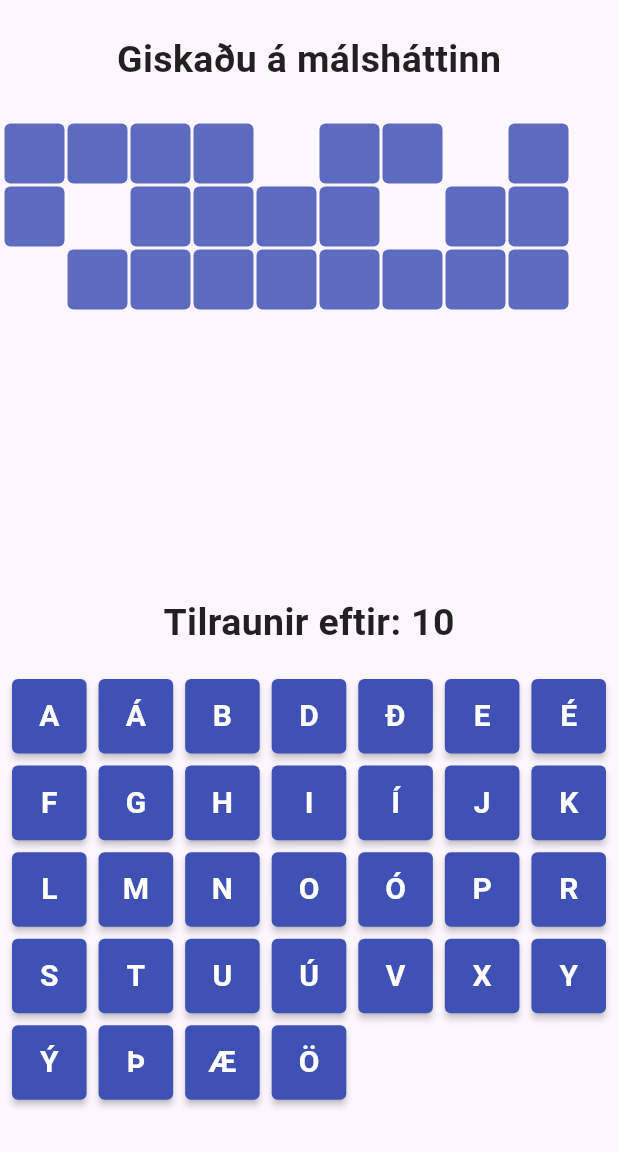
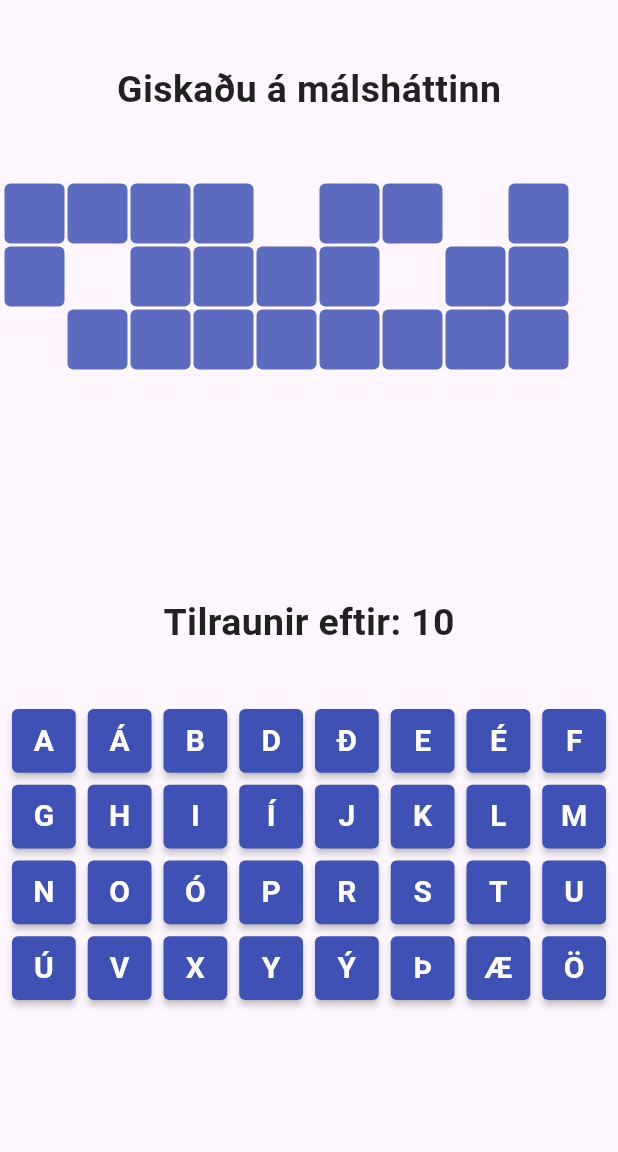
Before and after one commit to OSE-ICE/hangman_ose, a Flutter app: the ProverbScreen screen opened directly, on a phone screen of 412 x 824 dp, the part 84-1236 px from its top. Run offline on Flutter 3.47's test engine with Material 3 defaults, Android fonts, the phone set to English and light mode, and no system bars; our stand-ins replace google_fonts.

Commit message:
lagaði code til að passa betur fyrir minni síma

```diff
--- a/lib/gameScreen.dart
+++ b/lib/gameScreen.dart
@@ -59,7 +59,7 @@
             mainText("Tilraunir eftir: ${Game.lives - Game.tries}"),
             SizedBox(
               width: double.infinity,
-              height: 250,
+              height: 240,
               child: GridView.count(
                 crossAxisCount: 8,
                 mainAxisSpacing: 7.0,
--- a/lib/proverbs.dart
+++ b/lib/proverbs.dart
@@ -35,7 +35,7 @@
               padding: const EdgeInsets.all(3),
               child: SizedBox(
                 width: double.infinity,
-                height: 300,
+                height: 240,
                 child: Wrap(
                   spacing: 2,
                   runSpacing: 2,
@@ -47,9 +47,9 @@
                 "Tilraunir eftir: ${ProverbGame.lives - ProverbGame.tries}"),
             SizedBox(
               width: double.infinity,
-              height: 300.0,
+              height: 240,
               child: GridView.count(
-                crossAxisCount: 7,
+                crossAxisCount: 8,
                 mainAxisSpacing: 8.0,
                 crossAxisSpacing: 8.0,
                 padding: const EdgeInsets.all(8.0),
```
